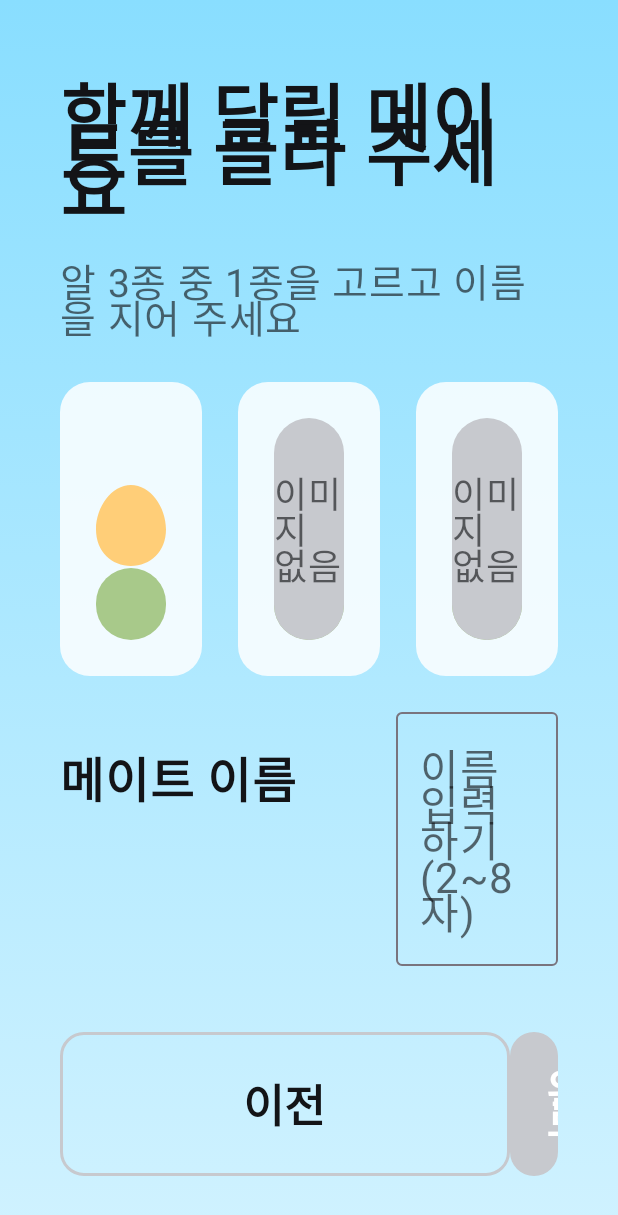
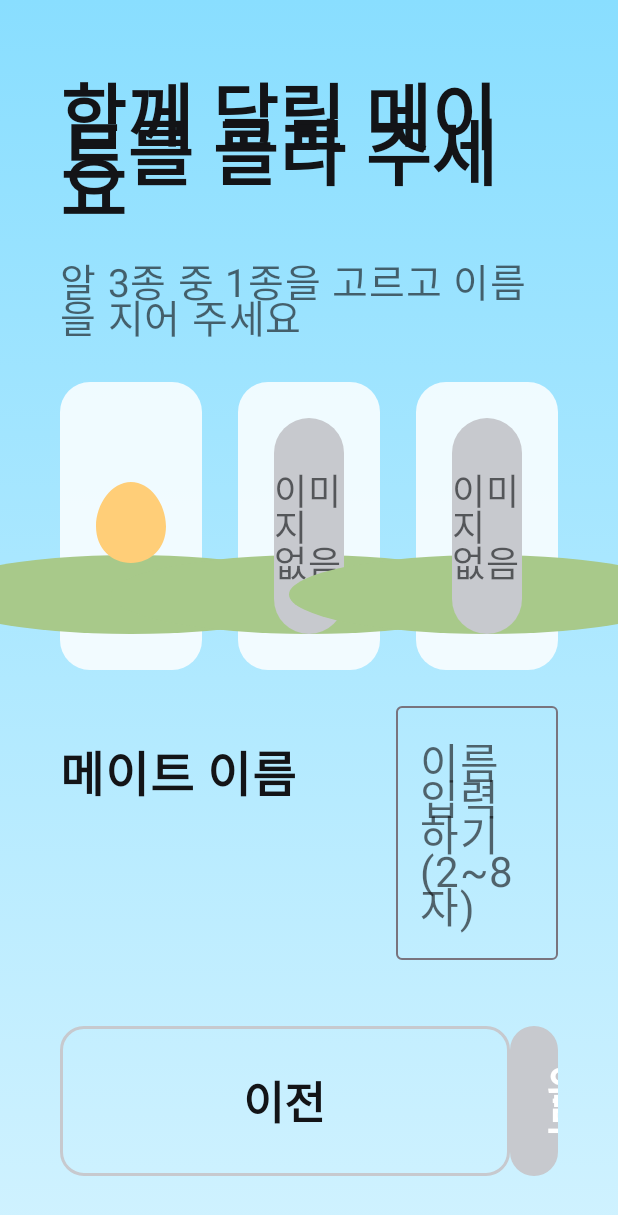
Before and after one commit to team-dandanji/DrivePet, an Android app built with Jetpack Compose: the ScanScreen screen opened through its navigation route, after a tap on "다음", on a phone screen of 412 x 824 dp. Shown: the top 1215 px of the screen. Run offline under Robolectric (Android 15) with nearby library versions, the phone set to English and light mode, and no system bars; network calls fail.

Commit message:
style(app): Pleos Hi-fi 맞춤(바닥 타원, 이름 옆 기분 얼굴, 보상 칩, 버튼 높이 100), 제출 APK 갱신

```diff
--- a/app/src/main/java/com/drivepet/app/ui/components/Character.kt
+++ b/app/src/main/java/com/drivepet/app/ui/components/Character.kt
@@ -5,15 +5,16 @@ import androidx.compose.foundation.background
 import androidx.compose.foundation.layout.Box
 import androidx.compose.foundation.layout.height
 import androidx.compose.foundation.layout.padding
+import androidx.compose.foundation.layout.requiredWidth
 import androidx.compose.foundation.layout.size
 import androidx.compose.foundation.layout.width
-import androidx.compose.foundation.shape.CircleShape
 import androidx.compose.foundation.shape.RoundedCornerShape
 import androidx.compose.material3.Text
 import androidx.compose.runtime.Composable
 import androidx.compose.ui.Alignment
 import androidx.compose.ui.Modifier
 import androidx.compose.ui.draw.clip
+import androidx.compose.ui.draw.drawBehind
 import androidx.compose.ui.layout.ContentScale
 import androidx.compose.ui.res.painterResource
 import androidx.compose.ui.unit.Dp
@@ -25,14 +26,15 @@ import com.drivepet.app.ui.theme.DpColors
 
 /**
  * 캐릭터 그림. 메인 캐릭터(STARTER_1)만 피그마 APP Graphic(`134:15508`) 그림이 있고 나머지는 "이미지 없음".
- * 크기는 stage마다 1: 240, 2: 300, 3: 360dp(14 레벨업 연출이 이 비율을 쓴다). 표정 그림이 없어 [mood]는 그림에 쓰지 않는다(말풍선·태그로 보인다).
+ * 크기는 stage마다 1: 240, 2: 300, 3: 360dp(14 레벨업 연출이 이 비율을 쓴다). 표정 그림이 없어 [mood]는 그림에 쓰지 않는다(이름 옆 얼굴 문자·말풍선으로 보인다).
  */
 @Suppress("UNUSED_PARAMETER")
 @Composable
 fun Character(starter: String, stage: Int, mood: Mood, modifier: Modifier = Modifier) {
     val size = when (stage) { 1 -> 240.dp; 2 -> 300.dp; else -> 360.dp }
     Box(modifier.width(size).height(size * 1.1f), contentAlignment = Alignment.BottomCenter) {
-        Box(Modifier.width(size * 0.95f).height(size * 0.2f).clip(CircleShape).background(DpColors.Ground))
+        // Hi-fi: 캐릭터 아래 납작한 타원 바닥
+        Box(Modifier.requiredWidth(size * 1.1f).height(size * 0.22f).drawBehind { drawOval(DpColors.Ground) })
         val art = if (starter == "STARTER_1") when (stage) {
             1 -> R.drawable.pet_starter1_stage1
             2 -> R.drawable.pet_starter1_stage2
@@ -47,6 +49,15 @@ fun Character(starter: String, stage: Int, mood: Mood, modifier: Modifier = Modi
     }
 }
 
+/** 표정 그림이 없어 기분은 이름 옆 얼굴 문자로 보인다(Hi-fi 라운지 "KKYU ·ω·"). */
+fun faceOf(mood: Mood) = when (mood) {
+    Mood.NORMAL -> "·ω·"
+    Mood.HAPPY -> "^ω^"
+    Mood.HUNGRY -> "´ω`"
+    Mood.WORRIED -> "•﹏•"
+    Mood.SICK_1, Mood.SICK_2, Mood.SICK_3 -> "×﹏×"
+}
+
 /** 그림이 없는 캐릭터 자리표시. */
 @Composable
 fun NoImage(size: Dp, modifier: Modifier = Modifier) {
--- a/app/src/main/java/com/drivepet/app/ui/components/FilledButton.kt
+++ b/app/src/main/java/com/drivepet/app/ui/components/FilledButton.kt
@@ -17,7 +17,7 @@ import com.drivepet.app.ui.theme.DpColors
 @Composable
 fun FilledButton(text: String, onClick: () -> Unit, modifier: Modifier = Modifier) {
     Button(
-        onClick, modifier.height(96.dp), shape = RoundedCornerShape(16.dp),
+        onClick, modifier.height(100.dp), shape = RoundedCornerShape(16.dp),
         colors = ButtonDefaults.buttonColors(containerColor = DpColors.Filled, contentColor = Color.White),
     ) { Text(text, fontSize = 30.sp, fontWeight = FontWeight.Bold) }
 }
--- a/app/src/main/java/com/drivepet/app/ui/link/LinkScreen.kt
+++ b/app/src/main/java/com/drivepet/app/ui/link/LinkScreen.kt
@@ -95,7 +95,7 @@ fun LinkScreen(vm: LinkViewModel, onBack: (() -> Unit)?, onSkip: (() -> Unit)?,
         Row(Modifier.fillMaxWidth(), horizontalArrangement = Arrangement.SpaceBetween) {
             if (onBack != null) {
                 OutlinedButton(
-                    onBack, Modifier.width(220.dp).height(96.dp), shape = RoundedCornerShape(16.dp),
+                    onBack, Modifier.width(220.dp).height(100.dp), shape = RoundedCornerShape(16.dp),
                     border = BorderStroke(2.dp, DpColors.TrackInactive),
                 ) { Text("뒤로", fontSize = 30.sp, fontWeight = FontWeight.Bold, color = DpColors.Text) }
             } else Spacer(Modifier.width(1.dp))
--- a/app/src/main/java/com/drivepet/app/ui/lounge/LoungeScreen.kt
+++ b/app/src/main/java/com/drivepet/app/ui/lounge/LoungeScreen.kt
@@ -34,6 +34,7 @@ import com.drivepet.app.BuildConfig
 import com.drivepet.app.domain.formatExp
 import com.drivepet.app.drive.Speaker
 import com.drivepet.app.ui.components.Character
+import com.drivepet.app.ui.components.faceOf
 import com.drivepet.app.ui.components.SpeechBubble
 import com.drivepet.app.ui.theme.DpColors
 
@@ -50,7 +51,7 @@ fun LoungeScreen(vm: LoungeViewModel, speaker: Speaker, onDev: () -> Unit) {
 
     Row(Modifier.fillMaxSize().padding(horizontal = 40.dp, vertical = 24.dp), horizontalArrangement = Arrangement.spacedBy(24.dp)) {
         Column(Modifier.weight(1f).fillMaxSize()) {
-            Text(u.nickname, fontSize = 60.sp, lineHeight = 80.sp, fontWeight = FontWeight.ExtraBold)
+            Text("${u.nickname} ${faceOf(u.mood)}", fontSize = 60.sp, lineHeight = 80.sp, fontWeight = FontWeight.ExtraBold)
             VehicleLine(u.vehicleLine, weather)
             Box(Modifier.weight(1f).fillMaxWidth(), contentAlignment = Alignment.Center) {
                 Character(
@@ -183,7 +184,7 @@ private fun WarningCard(u: LoungeUi, onCare: () -> Unit, modifier: Modifier) {
             Box(Modifier.weight(1f))
             u.careAction?.let {
                 Button(
-                    onCare, Modifier.fillMaxWidth().height(96.dp), shape = RoundedCornerShape(16.dp),
+                    onCare, Modifier.fillMaxWidth().height(100.dp), shape = RoundedCornerShape(16.dp),
                     colors = ButtonDefaults.buttonColors(containerColor = DpColors.Filled, contentColor = Color.White),
                 ) { Text(it.label, fontSize = 30.sp, fontWeight = FontWeight.Bold) }
             }
--- a/app/src/main/java/com/drivepet/app/ui/onboarding/MateScreen.kt
+++ b/app/src/main/java/com/drivepet/app/ui/onboarding/MateScreen.kt
@@ -89,7 +89,7 @@ fun MateScreen(vm: OnboardingViewModel, onBack: () -> Unit, onDone: () -> Unit)
         }
         Row(Modifier.fillMaxWidth(), Arrangement.SpaceBetween) {
             OutlinedButton(
-                onBack, Modifier.width(300.dp).height(96.dp), shape = RoundedCornerShape(16.dp),
+                onBack, Modifier.width(300.dp).height(100.dp), shape = RoundedCornerShape(16.dp),
                 border = BorderStroke(2.dp, DpColors.TrackInactive),
             ) { Text("이전", fontSize = 30.sp, fontWeight = FontWeight.Bold, color = DpColors.Text) }
             Column(horizontalAlignment = Alignment.End, verticalArrangement = Arrangement.spacedBy(8.dp)) {
--- a/app/src/main/java/com/drivepet/app/ui/onboarding/ScanScreen.kt
+++ b/app/src/main/java/com/drivepet/app/ui/onboarding/ScanScreen.kt
@@ -147,7 +147,7 @@ internal fun OnboardCard(modifier: Modifier = Modifier, content: @Composable ()
 @Composable
 internal fun PrimaryButton(text: String, enabled: Boolean, onClick: () -> Unit, modifier: Modifier = Modifier) {
     Button(
-        onClick, modifier.height(96.dp), enabled, shape = RoundedCornerShape(16.dp),
+        onClick, modifier.height(100.dp), enabled, shape = RoundedCornerShape(16.dp),
         colors = ButtonDefaults.buttonColors(
             containerColor = DpColors.Filled, contentColor = Color.White,
             disabledContainerColor = DpColors.TrackInactive, disabledContentColor = Color.White,
--- a/app/src/main/java/com/drivepet/app/ui/theme/Theme.kt
+++ b/app/src/main/java/com/drivepet/app/ui/theme/Theme.kt
@@ -25,6 +25,10 @@ object DpColors {
     val Divider = Color(0x1A131417)
     val Danger = Color(0xFFE73612)
     val Positive = Color(0xFF32B957)
+    /** 보상 칩 바탕(drivepet/palette/sky_300). */
+    val Chip = Color(0xFF89DEFF)
+    /** 보조 버튼 바탕(drivepet/button/secondary/bg). */
+    val Secondary = Color(0x0D131417)
 }
 
 fun Modifier.skyBackground(): Modifier = background(Brush.verticalGradient(listOf(DpColors.SkyTop, DpColors.SoftTop)))
--- a/app/src/main/java/com/drivepet/app/ui/welcome/WelcomeScreen.kt
+++ b/app/src/main/java/com/drivepet/app/ui/welcome/WelcomeScreen.kt
@@ -92,7 +92,7 @@ fun WelcomeScreen(vm: WelcomeViewModel, onLounge: () -> Unit, onSetup: () -> Uni
                             }
                             FilledButton("라운지로 이동", { vm.enter(onLounge) }, Modifier.fillMaxWidth())
                             OutlinedButton(
-                                onSetup, Modifier.fillMaxWidth().height(96.dp), shape = RoundedCornerShape(16.dp),
+                                onSetup, Modifier.fillMaxWidth().height(100.dp), shape = RoundedCornerShape(16.dp),
                                 border = BorderStroke(2.dp, DpColors.TrackInactive),
                             ) { Text("프로필 다시 설정", fontSize = 30.sp, fontWeight = FontWeight.Bold, color = DpColors.Text) }
                             Row(Modifier.fillMaxWidth().heightIn(min = 72.dp).clickable(onClick = onAccount), verticalAlignment = Alignment.CenterVertically) {
```
Also changed, not shown: app/src/main/java/com/drivepet/app/ui/settlement/SettlementScreen.kt (+7 -2 lines), 1 other file.
